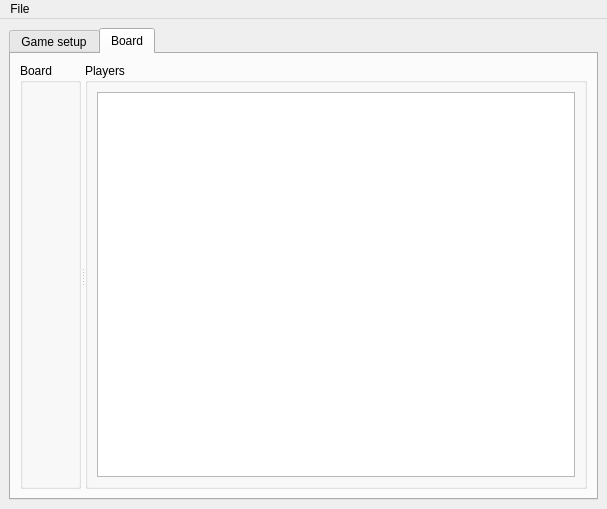
ltworf/tin171, file chinese-checkers/gui.ui: the form before one commit.
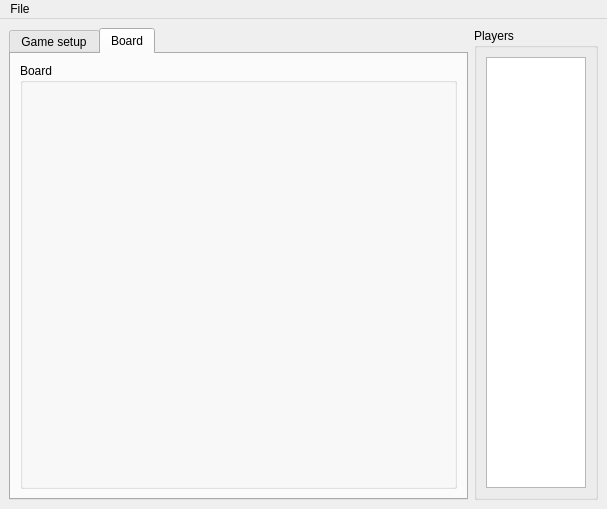
The form after the commit. The open tabs and pages were chosen to show the change.

Patch:
```diff
--- a/chinese-checkers/gui.ui
+++ b/chinese-checkers/gui.ui
@@ -14,7 +14,7 @@
    <string>Chinese Checkers</string>
   </property>
   <widget class="QWidget" name="centralwidget">
-   <layout class="QVBoxLayout" name="verticalLayout_5">
+   <layout class="QHBoxLayout" name="horizontalLayout_5">
     <item>
      <widget class="QTabWidget" name="tabWidget">
       <property name="currentIndex">
@@ -185,16 +185,18 @@
        </attribute>
        <layout class="QVBoxLayout" name="verticalLayout_3">
         <item>
-         <widget class="QSplitter" name="splitter">
-          <property name="orientation">
-           <enum>Qt::Horizontal</enum>
-          </property>
           <widget class="QGroupBox" name="boardFrame">
            <property name="title">
             <string>Board</string>
            </property>
            <layout class="QHBoxLayout" name="boardLayout"/>
           </widget>
+        </item>
+       </layout>
+      </widget>
+     </widget>
+    </item>
+    <item>
           <widget class="QGroupBox" name="groupBox_2">
            <property name="title">
             <string>Players</string>
@@ -204,11 +206,6 @@
              <widget class="QListWidget" name="lstPlayers"/>
             </item>
            </layout>
-          </widget>
-         </widget>
-        </item>
-       </layout>
-      </widget>
      </widget>
     </item>
    </layout>
```
Left out of the diff: 2 changed lines with no effect on the pictures. Lines whose indentation alone changed are shown as unchanged.
